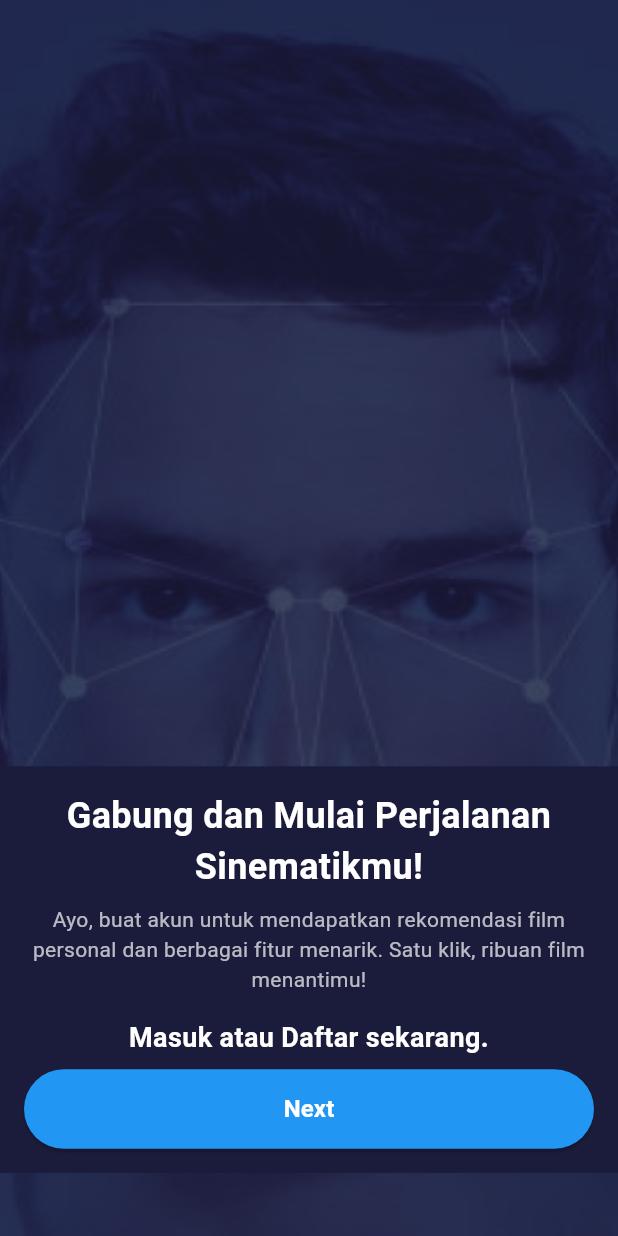
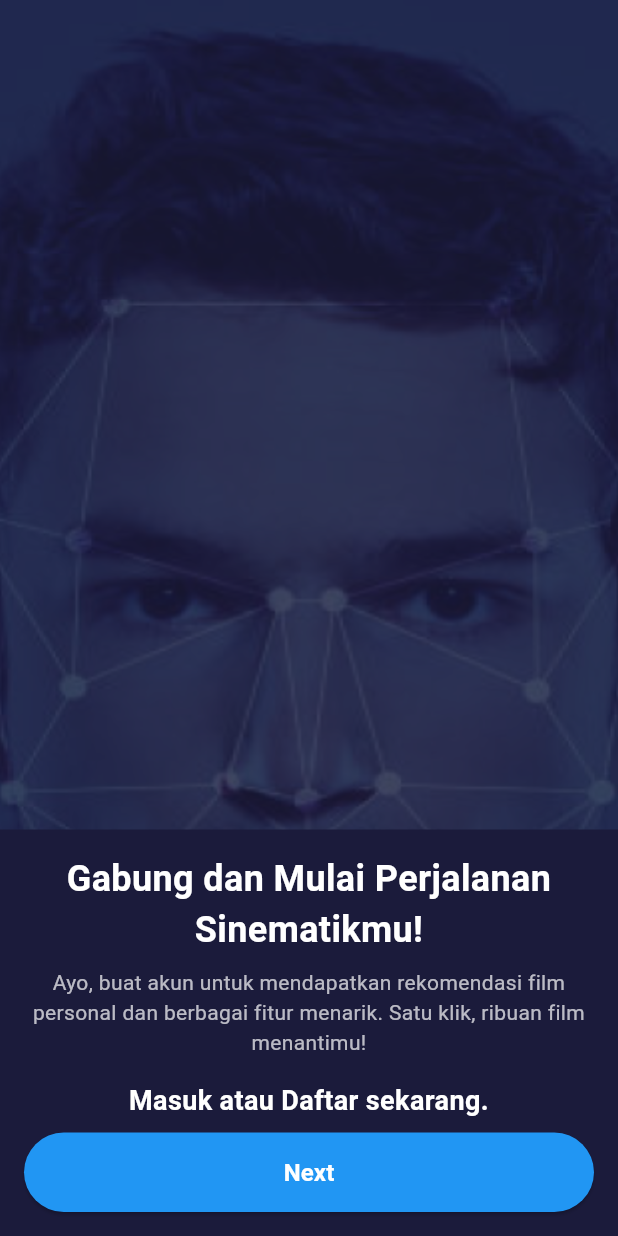
Before and after one commit to Found-Bugs/Filmify, a Flutter app: the screen it shows after launch, after a tap on "Next", on a phone screen of 412 x 824 dp. Run offline on Flutter 3.47's test engine with Material 3 defaults, Android fonts, the phone set to English and light mode, and no system bars; our stand-ins replace camera, cloud_firestore, firebase_auth, firebase_core, shared_preferences, smooth_page_indicator; accounts and stored records are empty.

Commit message:
Fix Card Get Started

```diff
--- a/lib/screens/first_get_started.dart
+++ b/lib/screens/first_get_started.dart
@@ -13,7 +13,6 @@ class FirstGetStarted extends StatelessWidget {
   Widget build(BuildContext context) {
     return CustomScaffold(
       backgroundImage: backgroundGetStarted,
-      spacing: 0.61,
       child: CustomCard(
         backgroundColor: customBackgroundColorDark,
         borderRadius: 0.0,
--- a/lib/screens/second_get_started.dart
+++ b/lib/screens/second_get_started.dart
@@ -13,7 +13,6 @@ class SecondGetStarted extends StatelessWidget {
   Widget build(BuildContext context) {
     return CustomScaffold(
       backgroundImage: backgroundGetStarted,
-      spacing: 0.62,
       child: CustomCard(
         backgroundColor: customBackgroundColorDark,
         borderRadius: 0.0,
--- a/lib/screens/thrid_get_started.dart
+++ b/lib/screens/thrid_get_started.dart
@@ -14,7 +14,6 @@ class ThridGetStarted extends StatelessWidget {
   Widget build(BuildContext context) {
     return CustomScaffold(
       backgroundImage: backgroundWelcome,
-      spacing: 0.24,
       centeredSection: Column(
         children: [
           const Center(
--- a/lib/widgets/custom_scaffold.dart
+++ b/lib/widgets/custom_scaffold.dart
@@ -1,22 +1,23 @@
+import 'package:filmify/utils/colors.dart';
 import 'package:flutter/material.dart';
-import 'package:filmify/utils/colors.dart';
 
 class CustomScaffold extends StatelessWidget {
   final String backgroundImage; // Path untuk gambar background
   final Widget child; // Isi dari Container di Stack
   final Widget? centeredSection; // Parameter opsional untuk bagian tengah
-  final double? spacing;
 
   const CustomScaffold({
     super.key,
     required this.backgroundImage,
     required this.child,
     this.centeredSection,
-    this.spacing,
   });
 
   @override
   Widget build(BuildContext context) {
+    // Checking if the keyboard is visible
+    final keyboardVisible = MediaQuery.of(context).viewInsets.bottom > 0;
+
     return Scaffold(
       resizeToAvoidBottomInset: true,
       body: Container(
@@ -32,27 +33,26 @@ class CustomScaffold extends StatelessWidget {
               color: customBackgroundColorDark.withOpacity(0.8),
             ),
             SafeArea(
-              child: SingleChildScrollView(
               child: Column(
-                  mainAxisAlignment: MainAxisAlignment.center,
+                mainAxisAlignment: MainAxisAlignment.end,
                 children: [
-                    if (centeredSection != null) ...[
+                  if (centeredSection != null && !keyboardVisible) ...[
                     Padding(
                       padding: const EdgeInsets.symmetric(
-                            horizontal: 16.0, vertical: 75.0),
+                        horizontal: 16.0,
+                        vertical: 75.0,
+                      ),
                       child: centeredSection!,
                     ),
                   ],
-                    if (spacing != null)
-                      SizedBox(
-                        height: MediaQuery.of(context).size.height * spacing!,
+                  Expanded(
+                    child: Align(
+                      alignment: Alignment
+                          .bottomCenter, // Content will align to the bottom
+                      child: child, // Main content (like form, buttons)
                     ),
-                    Align(
-                      alignment: Alignment.bottomCenter,
-                      child: child,
                   ),
                 ],
-                ),
               ),
             ),
           ],
```
Lines whose indentation alone changed are shown as unchanged.
